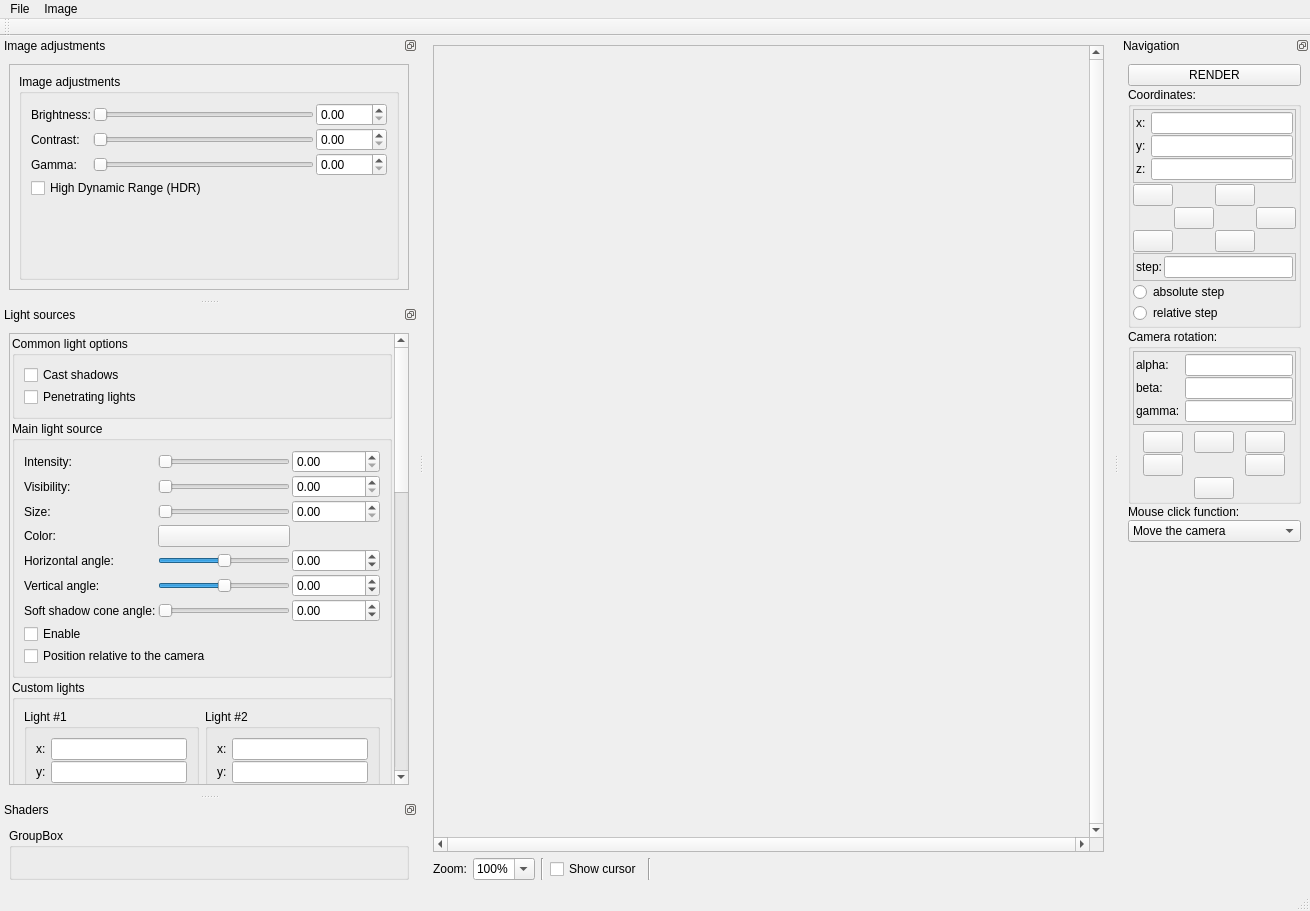
This is mandelbulber2/qt/render_window.ui in buddhi1980/mandelbulber2 as Qt 5 draws it before an edit. The edited form follows.
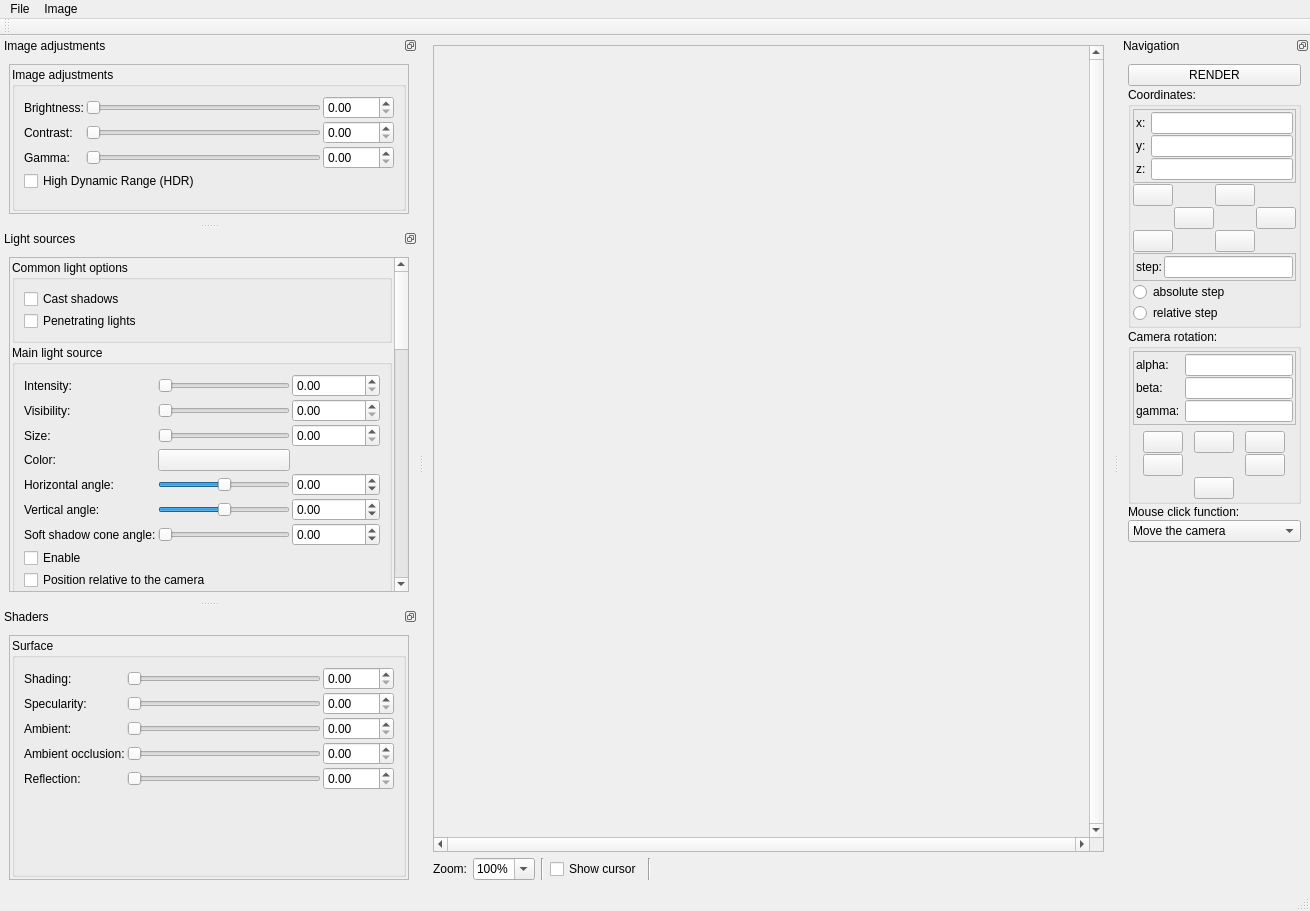
This is the edited form. Icons and pictures are not drawn. Custom widgets are drawn as their Qt base class.

```diff
--- a/mandelbulber2/qt/render_window.ui
+++ b/mandelbulber2/qt/render_window.ui
@@ -215,6 +215,12 @@
     <layout class="QVBoxLayout" name="verticalLayout_23">
      <item>
       <widget class="QScrollArea" name="scrollArea">
+       <property name="verticalScrollBarPolicy">
+        <enum>Qt::ScrollBarAsNeeded</enum>
+       </property>
+       <property name="horizontalScrollBarPolicy">
+        <enum>Qt::ScrollBarAlwaysOff</enum>
+       </property>
        <property name="widgetResizable">
         <bool>true</bool>
        </property>
@@ -223,11 +229,17 @@
          <rect>
           <x>0</x>
           <y>0</y>
-          <width>396</width>
-          <height>348</height>
+          <width>411</width>
+          <height>239</height>
          </rect>
         </property>
         <layout class="QVBoxLayout" name="verticalLayout_19">
+         <property name="spacing">
+          <number>2</number>
+         </property>
+         <property name="margin">
+          <number>2</number>
+         </property>
          <item>
           <widget class="QGroupBox" name="groupBox_ImageAdjustments">
            <property name="title">
@@ -1075,8 +1087,8 @@
         <property name="geometry">
          <rect>
           <x>0</x>
-          <y>-870</y>
-          <width>380</width>
+          <y>-1106</y>
+          <width>395</width>
           <height>1349</height>
          </rect>
         </property>
@@ -2205,10 +2217,255 @@
    <widget class="QWidget" name="dockWidgetContents_3">
     <layout class="QVBoxLayout" name="verticalLayout_6">
      <item>
-      <widget class="QGroupBox" name="groupBox_10">
-       <property name="title">
-        <string>GroupBox</string>
+      <widget class="QScrollArea" name="scrollArea_2">
+       <property name="horizontalScrollBarPolicy">
+        <enum>Qt::ScrollBarAlwaysOff</enum>
        </property>
+       <property name="widgetResizable">
+        <bool>true</bool>
+       </property>
+       <widget class="QWidget" name="scrollAreaWidgetContents_3">
+        <property name="geometry">
+         <rect>
+          <x>0</x>
+          <y>0</y>
+          <width>411</width>
+          <height>246</height>
+         </rect>
+        </property>
+        <layout class="QVBoxLayout" name="verticalLayout_26">
+         <property name="spacing">
+          <number>2</number>
+         </property>
+         <property name="margin">
+          <number>2</number>
+         </property>
+         <item>
+          <widget class="QGroupBox" name="groupBox_10">
+           <property name="title">
+            <string>Surface</string>
+           </property>
+           <layout class="QVBoxLayout" name="verticalLayout_27">
+            <item>
+             <layout class="QGridLayout" name="gridLayout_7">
+              <property name="spacing">
+               <number>2</number>
+              </property>
+              <item row="3" column="1">
+               <widget class="QSlider" name="slider_brightness_5">
+                <property name="maximum">
+                 <number>200</number>
+                </property>
+                <property name="singleStep">
+                 <number>1</number>
+                </property>
+                <property name="orientation">
+                 <enum>Qt::Horizontal</enum>
+                </property>
+               </widget>
+              </item>
+              <item row="3" column="3">
+               <widget class="QDoubleSpinBox" name="spinbox_brightness_5">
+                <property name="prefix">
+                 <string/>
+                </property>
+                <property name="suffix">
+                 <string/>
+                </property>
+                <property name="decimals">
+                 <number>2</number>
+                </property>
+                <property name="maximum">
+                 <double>1000.000000000000000</double>
+                </property>
+                <property name="singleStep">
+                 <double>0.100000000000000</double>
+                </property>
+               </widget>
+              </item>
+              <item row="1" column="0">
+               <widget class="QLabel" name="label_53">
+                <property name="text">
+                 <string>Specularity:</string>
+                </property>
+               </widget>
+              </item>
+              <item row="0" column="0">
+               <widget class="QLabel" name="label_52">
+                <property name="text">
+                 <string>Shading:</string>
+                </property>
+               </widget>
+              </item>
+              <item row="2" column="1">
+               <widget class="QSlider" name="slider_brightness_4">
+                <property name="maximum">
+                 <number>200</number>
+                </property>
+                <property name="singleStep">
+                 <number>1</number>
+                </property>
+                <property name="orientation">
+                 <enum>Qt::Horizontal</enum>
+                </property>
+               </widget>
+              </item>
+              <item row="2" column="0">
+               <widget class="QLabel" name="label_54">
+                <property name="text">
+                 <string>Ambient:</string>
+                </property>
+               </widget>
+              </item>
+              <item row="1" column="3">
+               <widget class="QDoubleSpinBox" name="spinbox_brightness_3">
+                <property name="prefix">
+                 <string/>
+                </property>
+                <property name="suffix">
+                 <string/>
+                </property>
+                <property name="decimals">
+                 <number>2</number>
+                </property>
+                <property name="maximum">
+                 <double>1000.000000000000000</double>
+                </property>
+                <property name="singleStep">
+                 <double>0.100000000000000</double>
+                </property>
+               </widget>
+              </item>
+              <item row="0" column="1">
+               <widget class="QSlider" name="slider_brightness_2">
+                <property name="maximum">
+                 <number>200</number>
+                </property>
+                <property name="singleStep">
+                 <number>1</number>
+                </property>
+                <property name="orientation">
+                 <enum>Qt::Horizontal</enum>
+                </property>
+               </widget>
+              </item>
+              <item row="2" column="3">
+               <widget class="QDoubleSpinBox" name="spinbox_brightness_4">
+                <property name="prefix">
+                 <string/>
+                </property>
+                <property name="suffix">
+                 <string/>
+                </property>
+                <property name="decimals">
+                 <number>2</number>
+                </property>
+                <property name="maximum">
+                 <double>1000.000000000000000</double>
+                </property>
+                <property name="singleStep">
+                 <double>0.100000000000000</double>
+                </property>
+               </widget>
+              </item>
+              <item row="1" column="1">
+               <widget class="QSlider" name="slider_brightness_3">
+                <property name="maximum">
+                 <number>200</number>
+                </property>
+                <property name="singleStep">
+                 <number>1</number>
+                </property>
+                <property name="orientation">
+                 <enum>Qt::Horizontal</enum>
+                </property>
+               </widget>
+              </item>
+              <item row="0" column="3">
+               <widget class="QDoubleSpinBox" name="spinbox_brightness_2">
+                <property name="prefix">
+                 <string/>
+                </property>
+                <property name="suffix">
+                 <string/>
+                </property>
+                <property name="decimals">
+                 <number>2</number>
+                </property>
+                <property name="maximum">
+                 <double>1000.000000000000000</double>
+                </property>
+                <property name="singleStep">
+                 <double>0.100000000000000</double>
+                </property>
+               </widget>
+              </item>
+              <item row="3" column="0">
+               <widget class="QLabel" name="label_55">
+                <property name="text">
+                 <string>Ambient occlusion:</string>
+                </property>
+               </widget>
+              </item>
+              <item row="4" column="0">
+               <widget class="QLabel" name="label_56">
+                <property name="text">
+                 <string>Reflection:</string>
+                </property>
+               </widget>
+              </item>
+              <item row="4" column="1">
+               <widget class="QSlider" name="slider_brightness_6">
+                <property name="maximum">
+                 <number>200</number>
+                </property>
+                <property name="singleStep">
+                 <number>1</number>
+                </property>
+                <property name="orientation">
+                 <enum>Qt::Horizontal</enum>
+                </property>
+               </widget>
+              </item>
+              <item row="4" column="3">
+               <widget class="QDoubleSpinBox" name="spinbox_brightness_6">
+                <property name="prefix">
+                 <string/>
+                </property>
+                <property name="suffix">
+                 <string/>
+                </property>
+                <property name="decimals">
+                 <number>2</number>
+                </property>
+                <property name="maximum">
+                 <double>1000.000000000000000</double>
+                </property>
+                <property name="singleStep">
+                 <double>0.100000000000000</double>
+                </property>
+               </widget>
+              </item>
+             </layout>
+            </item>
+            <item>
+             <spacer name="verticalSpacer_4">
+              <property name="orientation">
+               <enum>Qt::Vertical</enum>
+              </property>
+              <property name="sizeHint" stdset="0">
+               <size>
+                <width>20</width>
+                <height>75</height>
+               </size>
+              </property>
+             </spacer>
+            </item>
+           </layout>
+          </widget>
+         </item>
+        </layout>
+       </widget>
       </widget>
      </item>
     </layout>
```
Left out of the diff: 5 changed lines with no effect on the pictures.
